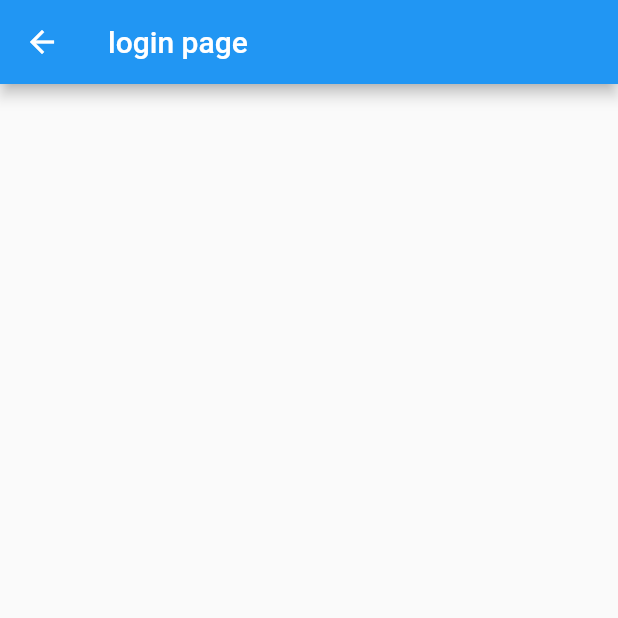
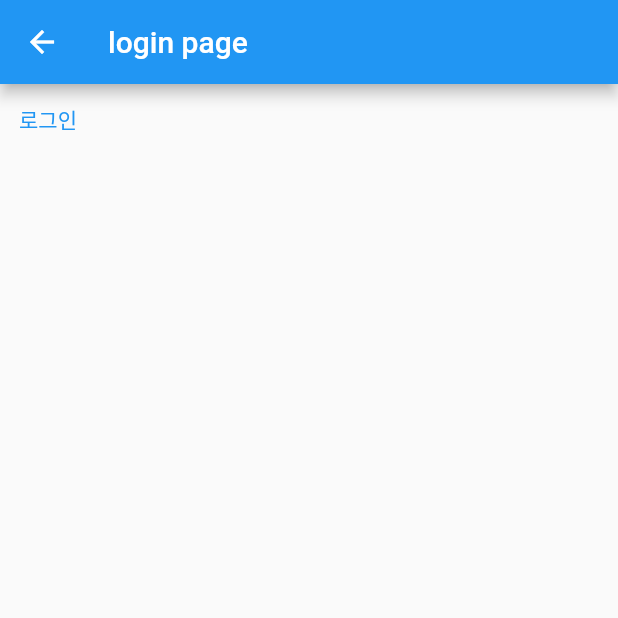
Before and after one commit to jiwon79/HANDA, a Flutter app: the LoginPage screen opened by its route, on a phone screen of 412 x 824 dp, the top half of it. Run offline on Flutter 3.47's test engine with Material 2 defaults, Android fonts, the phone set to English and light mode, and no system bars.

```diff
--- a/lib/main.dart
+++ b/lib/main.dart
@@ -2,6 +2,7 @@ import 'package:flutter/material.dart';
 import 'package:flutter_todo/screens/landing/landing.dart';
 import 'package:flutter_todo/screens/landing/login.dart';
 import 'package:flutter_todo/screens/landing/register.dart';
+import 'package:flutter_todo/screens/todo/todo.dart';
 
 void main() {
   runApp(const MyApp());
@@ -18,6 +19,7 @@ class MyApp extends StatelessWidget {
         '/landing': (context) => LandingPage(),
         '/landing/login': (context) => LoginPage(),
         '/landing/register': (context) => RegisterPage(),
+        '/todo': (context) => TodoPage(),
       },
     );
   }
--- a/lib/screens/landing/login.dart
+++ b/lib/screens/landing/login.dart
@@ -9,7 +9,16 @@ class LoginPage extends StatelessWidget {
         appBar: AppBar(
           title: Text('login page'),
         ),
-        body: Container()
+        body: Column(
+          children: [
+            TextButton(
+              child: Text('로그인'),
+              onPressed: () {
+                Navigator.pushNamedAndRemoveUntil(context, '/todo', (route) => false);
+              },
+            )
+          ],
+        )
       );
   }
 }
```
Also changed, not shown: lib/screens/todo/todo.dart (added, +15 -0 lines).
